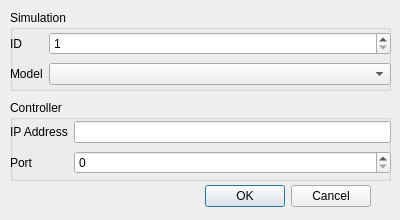
The window that form/adddevicedialog.ui (ekaradon-Alexander/Formation-Reconfiguration-HIL-Client) describes before a commit, drawn with Qt 5.
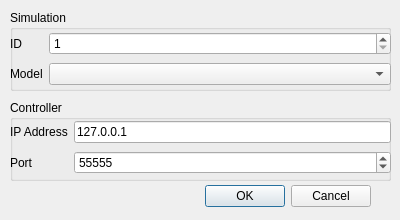
The same window after the commit.

```diff
--- a/form/adddevicedialog.ui
+++ b/form/adddevicedialog.ui
@@ -123,7 +123,11 @@
       </widget>
      </item>
      <item row="0" column="1">
-      <widget class="QLineEdit" name="IP"/>
+      <widget class="QLineEdit" name="IP">
+       <property name="text">
+        <string>127.0.0.1</string>
+       </property>
+      </widget>
      </item>
      <item row="1" column="0">
       <widget class="QLabel" name="label_4">
@@ -137,6 +141,9 @@
        <property name="maximum">
         <number>65535</number>
        </property>
+       <property name="value">
+        <number>55555</number>
+       </property>
       </widget>
      </item>
     </layout>
```
